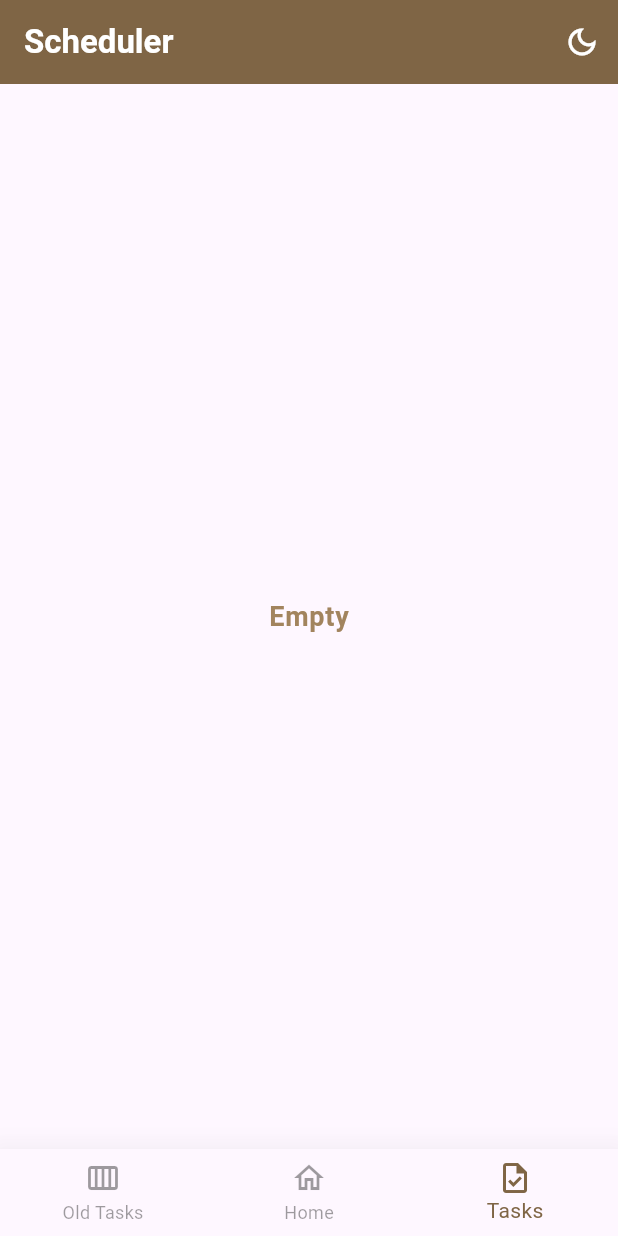
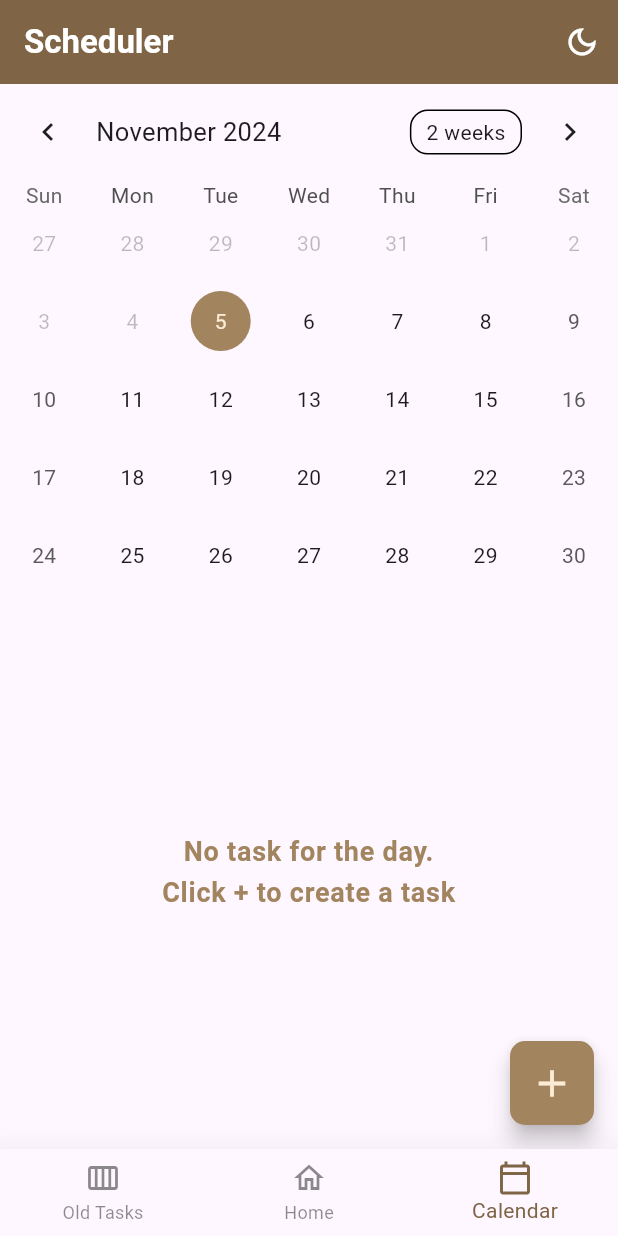
Before and after one commit to m-mhe/scheduler, a Flutter app: the screen it shows after launch, item 3 of the bottom bar chosen, on a phone screen of 412 x 824 dp. Run offline on Flutter 3.47's test engine with Material 3 defaults, Android fonts, the phone set to English and light mode, and no system bars; drawn by our look-alikes of table_calendar; our stand-ins replace audioplayers, fl_chart, get, numberpicker, shared_preferences, sleek_circular_slider and 1 more; accounts and stored records are empty.

Commit message:
calendar view added

```diff
--- a/lib/app.dart
+++ b/lib/app.dart
@@ -95,7 +95,7 @@ class MyApp extends StatelessWidget {
         foregroundColor: ThemeColors.accentColor,
       ),
       bottomNavigationBarTheme: const BottomNavigationBarThemeData(
-          unselectedItemColor: Colors.black38,
+          unselectedItemColor: Colors.black45,
           elevation: 20,
           selectedItemColor: ThemeColors.titleColor),
     );
@@ -186,7 +186,7 @@ class MyApp extends StatelessWidget {
         foregroundColor: ThemeColors.darkSecond,
       ),
       bottomNavigationBarTheme: const BottomNavigationBarThemeData(
-          unselectedItemColor: ThemeColors.titleColor,
+          unselectedItemColor: ThemeColors.accentColor,
           elevation: 20,
           selectedItemColor: ThemeColors.darkAccent),
     );
--- a/lib/ui/screens/task_screen.dart
+++ b/lib/ui/screens/task_screen.dart
@@ -2,8 +2,11 @@ import 'package:flutter/material.dart';
 import 'package:scheduler/data/task_data_model.dart';
 import 'package:scheduler/local_database.dart';
 import 'package:scheduler/ui/widgets/ask_task_complete_confirmation.dart';
+import 'package:table_calendar/table_calendar.dart';
 import '../utils/theme_colors.dart';
 import '../widgets/task_tile.dart';
+import 'create_task_screen.dart';
+import 'package:get/get.dart';
 
 class TaskScreen extends StatefulWidget {
   const TaskScreen({super.key});
@@ -13,20 +16,24 @@ class TaskScreen extends StatefulWidget {
 }
 
 class _TaskScreenState extends State<TaskScreen> {
-  List<TaskDataModel> _allTasks = [];
+  final List<TaskDataModel> _allTasks = [];
+  DateTime _currentSelectedDateTime = DateTime.now();
 
   Future<void> _fetch() async {
     final DateTime currentTime = DateTime.now();
+    _allTasks.clear();
     List<TaskDataModel> dataList = await LocalDatabase.fetchFromActiveDB();
     for (TaskDataModel data in dataList) {
-      if (data.toTime < currentTime.hour ||
-          data.date < currentTime.day ||
-          data.month < currentTime.month ||
-          data.year < currentTime.year) {
+      if (data.date == _currentSelectedDateTime.day &&
+          data.month == _currentSelectedDateTime.month &&
+          data.year == _currentSelectedDateTime.year) {
+        if (currentTime.isAfter(
+            DateTime(data.year, data.month, data.date, (data.toTime + 1)))) {
           data.taskState = 'Late';
         }
+        _allTasks.add(data);
       }
-    _allTasks = dataList;
+    }
     setState(() {});
   }
 
@@ -39,11 +46,40 @@ class _TaskScreenState extends State<TaskScreen> {
   @override
   Widget build(BuildContext context) {
     return Scaffold(
-      body: Visibility(
+      body: Column(
+        children: [
+          TableCalendar(
+            onDaySelected: (DateTime selectedDate, DateTime focusDate) {
+              _currentSelectedDateTime = selectedDate;
+              _fetch();
+            },
+            calendarStyle: CalendarStyle(
+              todayDecoration: BoxDecoration(
+                  color: Get.isDarkMode
+                      ? ThemeColors.darkBlue
+                      : ThemeColors.accentColor,
+                  shape: BoxShape.circle),
+              todayTextStyle: TextStyle(
+                color: Get.isDarkMode
+                    ? ThemeColors.darkMain
+                    : ThemeColors.lightColor,
+              ),
+              disabledTextStyle: TextStyle(
+                color: Get.isDarkMode ? ThemeColors.darkSecond : Colors.black26,
+              ),
+            ),
+            firstDay: DateTime.now(),
+            lastDay: DateTime(3024, 11, 5),
+            focusedDay: _currentSelectedDateTime,
+            currentDay: _currentSelectedDateTime,
+          ),
+          Expanded(
+            child: Visibility(
               visible: _allTasks.isNotEmpty,
               replacement: Center(
                 child: Text(
-            'Empty',
+                  textAlign: TextAlign.center,
+                  'No task for the day.\nClick + to create a task',
                   style: Theme.of(context)
                       .textTheme
                       .bodyLarge!
@@ -51,7 +87,8 @@ class _TaskScreenState extends State<TaskScreen> {
                 ),
               ),
               child: Padding(
-          padding: const EdgeInsets.symmetric(horizontal: 10, vertical: 10),
+                padding:
+                    const EdgeInsets.symmetric(horizontal: 10, vertical: 10),
                 child: ListView.separated(
                     itemBuilder: (context, i) {
                       return TaskTile(
@@ -81,6 +118,33 @@ class _TaskScreenState extends State<TaskScreen> {
                     itemCount: _allTasks.length),
               ),
             ),
+          ),
+        ],
+      ),
+      floatingActionButton: FloatingActionButton(
+        backgroundColor:
+            Get.isDarkMode ? ThemeColors.darkBlue : ThemeColors.accentColor,
+        foregroundColor:
+            Get.isDarkMode ? ThemeColors.darkSecond : ThemeColors.lightColor,
+        onPressed: () {
+          final DateTime currentTime = DateTime.now();
+          if (currentTime.day == _currentSelectedDateTime.day &&
+              currentTime.month == _currentSelectedDateTime.month &&
+              currentTime.year == _currentSelectedDateTime.year) {
+            Get.to(() => CreateTaskScreen(
+                  taskTime: currentTime,
+                ));
+          } else {
+            Get.to(() => CreateTaskScreen(
+                  taskTime: _currentSelectedDateTime,
+                ));
+          }
+        },
+        child: const Icon(
+          Icons.add,
+          size: 30,
+        ),
+      ),
     );
   }
 }
--- a/lib/ui/widgets/common_bottom_nav_bar.dart
+++ b/lib/ui/widgets/common_bottom_nav_bar.dart
@@ -30,8 +30,8 @@ class CommonBottomNavBar extends StatelessWidget {
                 label: 'Home',
               ),
               BottomNavigationBarItem(
-                icon: Icon(Icons.task_outlined),
-                label: 'Tasks',
+                icon: Icon(Icons.calendar_today_outlined),
+                label: 'Calendar',
               )
             ]),
       );
```
Also changed, not shown: lib/ui/screens/create_task_screen.dart (+11 -8 lines), lib/ui/screens/home_screen.dart (+8 -10 lines). Lines whose indentation alone changed are shown as unchanged.
